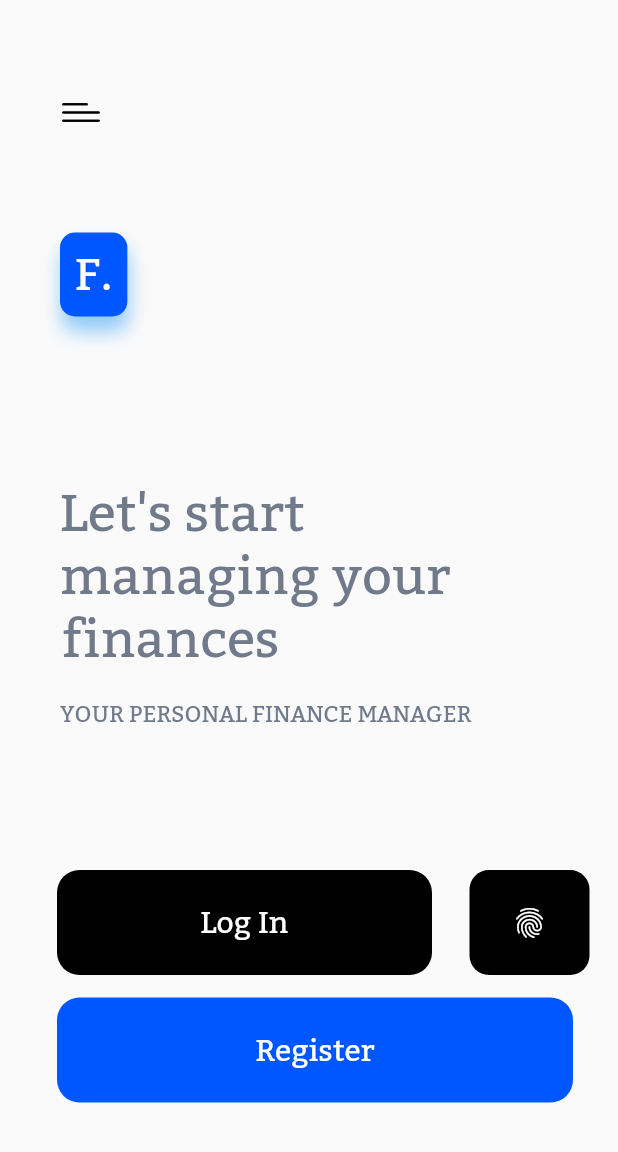
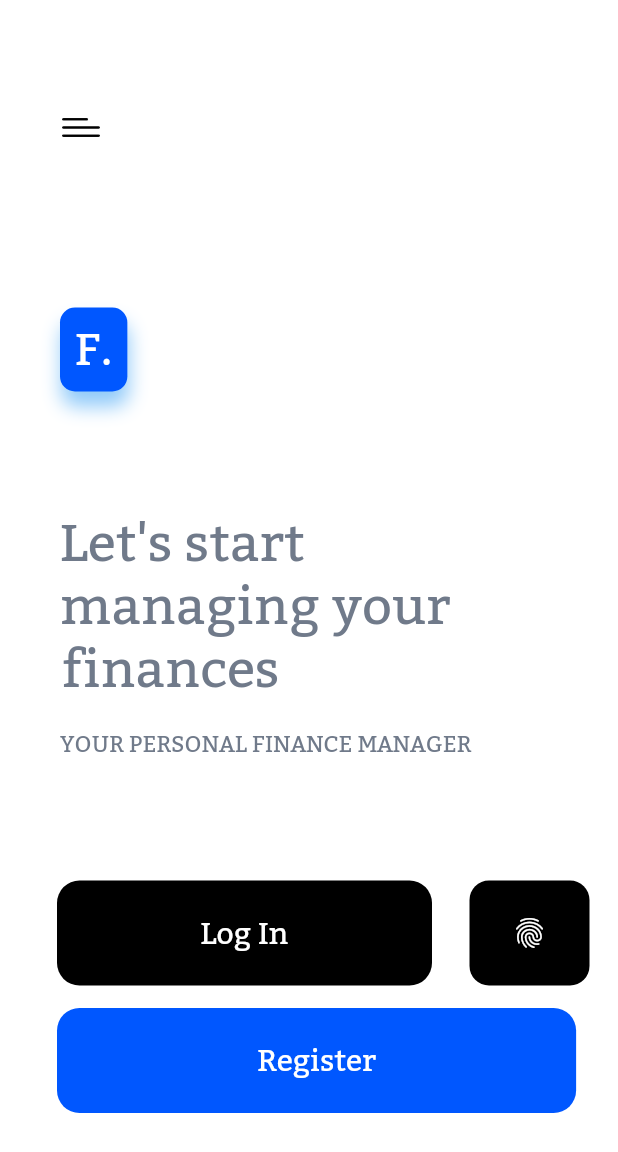
Before and after one commit to shekhar8897/Sample, a Flutter app: the screen it shows after launch, on a phone screen of 412 x 824 dp. Shown: the top 1152 px of the screen. Run offline on Flutter 3.47's test engine with Material 2 defaults, Android fonts, the phone set to English and light mode, and no system bars.

Commit message:
7am morning

```diff
--- a/sample/lib/AuthPage.dart
+++ b/sample/lib/AuthPage.dart
@@ -44,12 +44,15 @@ class _AuthPageState extends State<AuthPage> {
 
   @override
   Widget build(BuildContext context) {
-    return new Container(
+    return SingleChildScrollView(
+      scrollDirection: Axis.horizontal,
+            physics: ClampingScrollPhysics(),
+          child: new Container(
               //decoration: BoxDecoration(border: Border.all(width:1)),
-             margin:EdgeInsets.only(top:450,left:38,right:30),
-             width:MediaQuery.of(context).size.width,
-             padding: EdgeInsets.only(top:130),
-             height:MediaQuery.of(context).size.height*0.4,
+               margin:EdgeInsets.only(top:0,left:38,right:30),
+               width:MediaQuery.of(context).size.width*0.84,
+               padding: EdgeInsets.only(top:30),
+               height:MediaQuery.of(context).size.height*0.3,
 
                child:Column(
                 mainAxisAlignment: MainAxisAlignment.start,
@@ -114,6 +117,7 @@ class _AuthPageState extends State<AuthPage> {
 
                 ],
               ),
+            ),
     );
   }
 }
--- a/sample/lib/HomePage.dart
+++ b/sample/lib/HomePage.dart
@@ -4,47 +4,129 @@ import 'package:sample/AuthPage.dart';
 
 
 
-class HomePage extends StatelessWidget {
+class HomePage extends StatefulWidget {
  // const HomePage({Key key}) : super(key: key);
-  GlobalKey<ScaffoldState> _drawerKey = GlobalKey();
-  bool enabled = false;
 
   @override
-  Widget build(BuildContext context) {
-    return Scaffold(
-      key: _drawerKey,
-      drawer: Drawer(child: Text("hello"),),
-     body:new Stack(
+  _HomePageState createState() => _HomePageState();
+}
+
+class _HomePageState extends State<HomePage> with SingleTickerProviderStateMixin {
+
+
+  bool isCollapsed = true;
+  double screenWidth, screenHeight;
+  final Duration duration = const Duration(milliseconds: 300);
+  AnimationController _controller;
+  Animation<double> _scaleAnimation;
+  Animation<double> _menuScaleAnimation;
+  Animation<Offset> _slideAnimation;
+
+  @override
+  void initState() {
+    super.initState();
+    _controller = AnimationController(vsync: this, duration: duration);
+    _scaleAnimation = Tween<double>(begin: 1, end: 0.8).animate(_controller);
+    _menuScaleAnimation = Tween<double>(begin: 0.5, end: 1).animate(_controller);
+    _slideAnimation = Tween<Offset>(begin: Offset(-1, 0), end: Offset(0, 0)).animate(_controller);
+  }
+
+  @override
+  void dispose() {
+    _controller.dispose();
+    super.dispose();
+  }
+
+Widget menu(context) {
+    return SlideTransition(
+      position: _slideAnimation,
+      child: ScaleTransition(
+        scale: _menuScaleAnimation,
+        child: Padding(
+          padding: const EdgeInsets.only(left: 16.0),
+          child: Align(
+            alignment: Alignment.centerLeft,
+            child: Column(
+              mainAxisSize: MainAxisSize.min,
+              mainAxisAlignment: MainAxisAlignment.spaceAround,
+              crossAxisAlignment: CrossAxisAlignment.start,
               children: <Widget>[
-        //  Drawer(
-        //    child:Text("hello")
-        //  ),
+                Text("Dashboard", style: TextStyle(color: Colors.black, fontSize: 22)),
+                SizedBox(height: 10),
+                Text("Messages", style: TextStyle(color: Colors.black, fontSize: 22)),
+                SizedBox(height: 10),
+                Text("Utility Bills", style: TextStyle(color: Colors.black, fontSize: 22)),
+                SizedBox(height: 10),
+                Text("Funds Transfer", style: TextStyle(color: Colors.black, fontSize: 22)),
+                SizedBox(height: 10),
+                Text("Branches", style: TextStyle(color: Colors.black, fontSize: 22)),
+              ],
+            ),
+          ),
+        ),
+      ),
+    );
+  }
+Widget dashboard(context) {
+    return AnimatedPositioned(
+      duration: duration,
+      top: 0,
+      bottom: 0,
+      left: isCollapsed ? 0 : 0.5 * screenWidth,
+      right: isCollapsed ? 0 : -0.3 * screenWidth,
+
+      child: ScaleTransition(
+        scale: _scaleAnimation,
+        child: Material(
+          animationDuration: duration,
+
+          elevation: 8,
+          color: Colors.white,
+          child: SingleChildScrollView(
+            scrollDirection: Axis.vertical,
+            physics: ClampingScrollPhysics(),
+            child: Container(
+              child: Column(
+                crossAxisAlignment: CrossAxisAlignment.start,
+                children: <Widget>[
+                  Column(
+
+                    crossAxisAlignment: CrossAxisAlignment.start,
+                    children: [
                       new Container(
-
                         margin:EdgeInsets.only(top:25,left:30),
-            height:100,
+                        height:120,
                         //width:MediaQuery.of(context).size.width,
                         child:IconButton(
                           //icon: Icon(Icons.menu),
                           icon: Image.asset('assets/icons/menu.png',height: 50,width: 25,),
                           onPressed: (){
-                 if (enabled) {
-            // open drawer if this value is true
-            _drawerKey.currentState.openDrawer();
-          }
+                             setState(() {
+                            if (isCollapsed)
+                              _controller.forward();
+                            else
+                              _controller.reverse();
+
+                            isCollapsed = !isCollapsed;
+                          });
                           },
                         ),
                       ),
-          new Container(
-            // decoration: BoxDecoration(border: Border.all(width:1)),
-             margin:EdgeInsets.only(top:125,left:30,right:30),
-             width:MediaQuery.of(context).size.width,
-             padding: EdgeInsets.only(top:30,left:10),
-             height:MediaQuery.of(context).size.height*0.6,
+                      SingleChildScrollView(
+
+                        scrollDirection: Axis.horizontal,
+                          physics: ClampingScrollPhysics(),
+                          child: new Container(
+                          //decoration: BoxDecoration(border: Border.all(width:1,color: Colors.red)),
+                          margin:EdgeInsets.only(top:0,left:30,right:30),
+                          width:MediaQuery.of(context).size.width*.8,
+                          padding: EdgeInsets.only(top:60,left:10),
+                          height:MediaQuery.of(context).size.height*0.5,
                           child:Column(
                             mainAxisAlignment: MainAxisAlignment.start,
                             crossAxisAlignment: CrossAxisAlignment.start,
                             children: <Widget>[
+
                               Container(
                                 padding: EdgeInsets.all(10),
                                 margin: EdgeInsets.only(bottom:20),
@@ -58,9 +140,9 @@ class HomePage extends StatelessWidget {
                               ),
                               Container(
                                 //decoration: BoxDecoration(border: Border.all(width:1)),
-                    margin:EdgeInsets.only(top:60,right:30),
+                                  margin:EdgeInsets.only(top:10,right:30),
                                   width:MediaQuery.of(context).size.width,
-                    padding: EdgeInsets.only(top:30),
+                                  padding: EdgeInsets.only(top:50),
                                 child:Column(
                                 mainAxisAlignment: MainAxisAlignment.start,
                                 crossAxisAlignment: CrossAxisAlignment.start,
@@ -92,7 +174,31 @@ class HomePage extends StatelessWidget {
                             ],
                           ),
                         ),
+                      ),
                       AuthPage(),
+                    ],
+                  ),
+
+                ],
+              ),
+            ),
+          ),
+        ),
+      ),
+    );
+  }
+  @override
+  Widget build(BuildContext context) {
+     Size size = MediaQuery.of(context).size;
+    screenHeight = size.height;
+    screenWidth = size.width;
+
+    return Scaffold(
+     body:new Stack(
+       children: <Widget>[
+          menu(context),
+          dashboard(context),
+
        ],
      ),
     );
```
Lines whose indentation alone changed are shown as unchanged.
